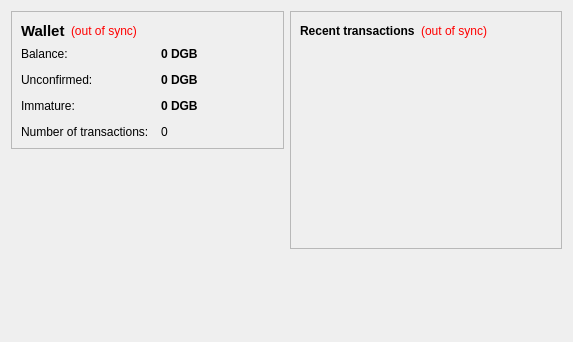
The window that src/qt/forms/overviewpage.ui (bitdollar/Bitdollar) describes before a commit, drawn with Qt 5.
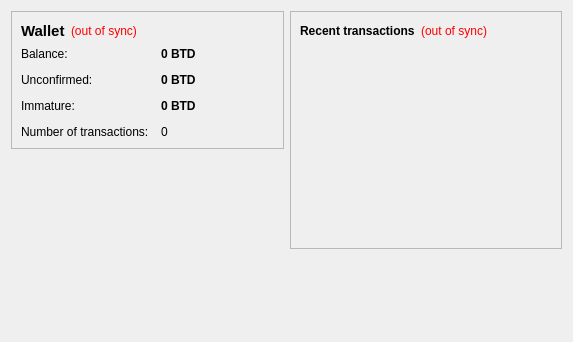
The same window after the commit. Icons and pictures are not drawn.

```diff
--- a/src/qt/forms/overviewpage.ui
+++ b/src/qt/forms/overviewpage.ui
@@ -105,7 +105,7 @@
              <string>Your current balance</string>
             </property>
             <property name="text">
-             <string notr="true">0 DGB</string>
+             <string notr="true">0 BTD</string>
             </property>
             <property name="textInteractionFlags">
              <set>Qt::LinksAccessibleByMouse|Qt::TextSelectableByKeyboard|Qt::TextSelectableByMouse</set>
@@ -134,7 +134,7 @@
              <string>Total of transactions that have yet to be confirmed, and do not yet count toward the current balance</string>
             </property>
             <property name="text">
-             <string notr="true">0 DGB</string>
+             <string notr="true">0 BTD</string>
             </property>
             <property name="textInteractionFlags">
              <set>Qt::LinksAccessibleByMouse|Qt::TextSelectableByKeyboard|Qt::TextSelectableByMouse</set>
@@ -177,7 +177,7 @@
              <string>Mined balance that has not yet matured</string>
             </property>
             <property name="text">
-             <string notr="true">0 DGB</string>
+             <string notr="true">0 BTD</string>
             </property>
             <property name="textInteractionFlags">
              <set>Qt::LinksAccessibleByMouse|Qt::TextSelectableByKeyboard|Qt::TextSelectableByMouse</set>
```
Left out of the diff: 4 changed lines with no effect on the pictures.
